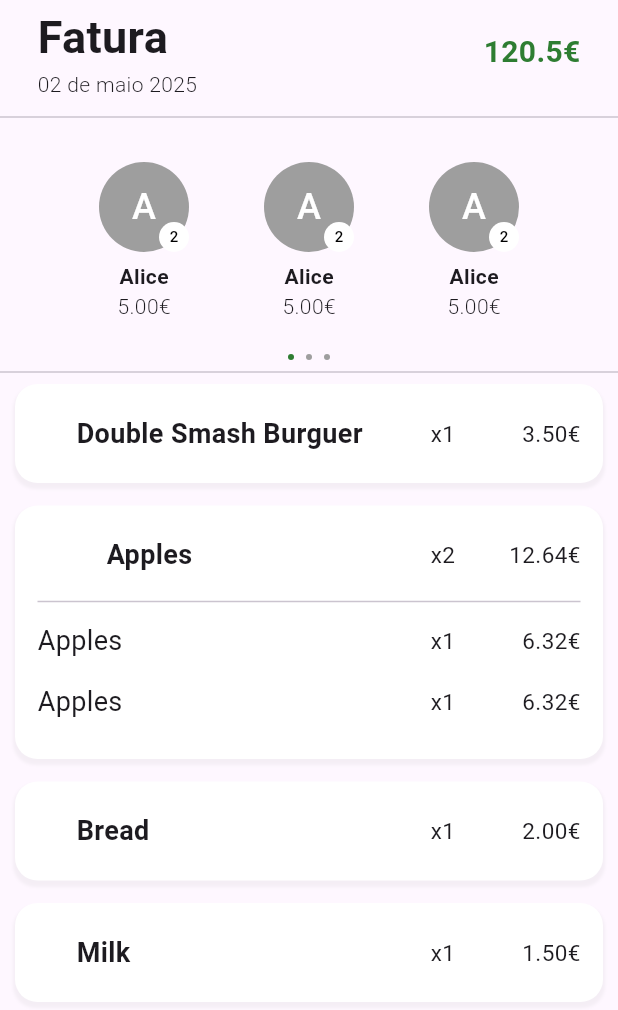
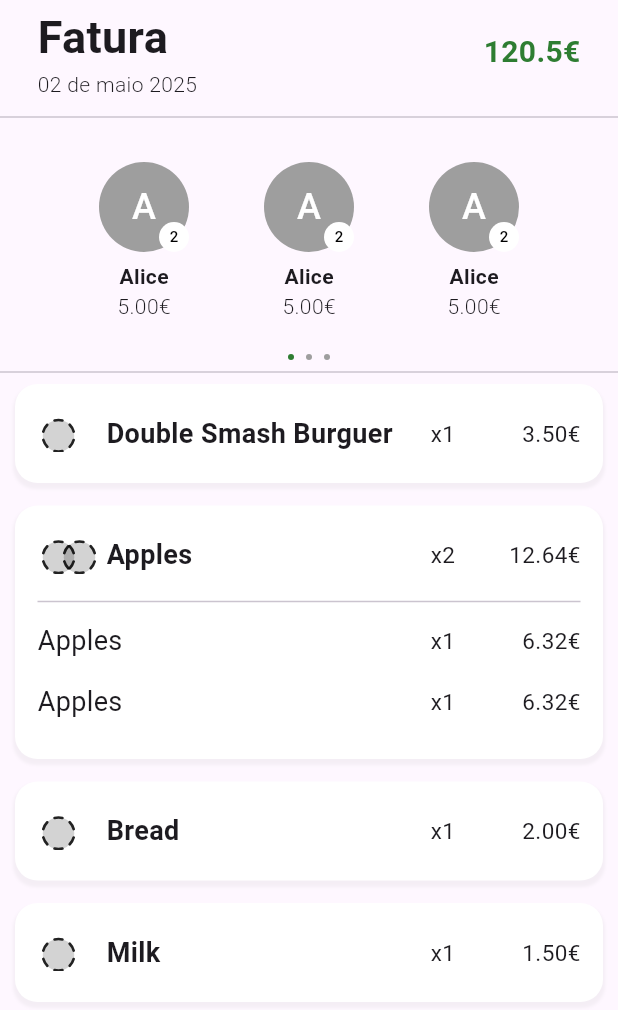
Before and after one commit to thePeras/usettle, a Flutter app: the AssignmentPage screen opened by its route, on a phone screen of 412 x 824 dp. Shown: the top 1010 px of the screen. Run offline on Flutter 3.47's test engine with Material 3 defaults, Android fonts, the phone set to English and light mode, and no system bars; drawn by our look-alikes of smooth_page_indicator; our stand-ins replace camera, phosphor_flutter.

Commit message:
assignment continue

```diff
--- a/lib/view/assignment/assignment.dart
+++ b/lib/view/assignment/assignment.dart
@@ -2,9 +2,9 @@ import 'package:carousel_slider/carousel_slider.dart';
 import 'package:collectors/models/Participant.dart';
 import 'package:collectors/models/Receipt.dart';
 import 'package:collectors/models/item.dart';
-import 'package:dashed_circle/dashed_circle.dart';
 import 'package:flutter/material.dart';
 import 'package:intl/intl.dart';
+import 'package:phosphor_flutter/phosphor_flutter.dart';
 import 'package:smooth_page_indicator/smooth_page_indicator.dart';
 
 class AssignmentPage extends StatefulWidget {
@@ -118,20 +118,21 @@ class AssignmentState extends State<AssignmentPage> {
                 Row(
                   crossAxisAlignment: CrossAxisAlignment.center,
                   children: [
-                    ...List.generate(
-                      quantity,
-                      (index) {
-                        return DashedCircle(
-                          dashes: 8,
-                          gapSize: 5,
-                          color: Colors.grey,
-                          child: CircleAvatar(
-                            radius: 10,
-                            backgroundColor: Colors.transparent,
-                            child: null,
-                          ),
-                        );
-                      },
+                    SizedBox(
+                      height: 25,
+                      width: 40,
+                      child: Stack(
+                        children: [
+                          ...List.generate(quantity, (index) {
+                            return Positioned(
+                                left: index * 14.0,
+                                child: PhosphorIcon(
+                                    size: 28,
+                                    PhosphorIcons.circleDashed(
+                                        PhosphorIconsStyle.duotone)));
+                          }),
+                        ],
+                      ),
                     ),
                     Padding(
                       padding: EdgeInsets.only(left: 6),
--- a/pubspec.yaml
+++ b/pubspec.yaml
@@ -39,7 +39,6 @@ dependencies:
   intl: ^0.20.2
   smooth_page_indicator: ^1.2.1
   carousel_slider: ^5.0.0
-  dashed_circle: ^0.0.2
 
 dev_dependencies:
   flutter_test:
```
Also changed, not shown: pubspec.lock.
